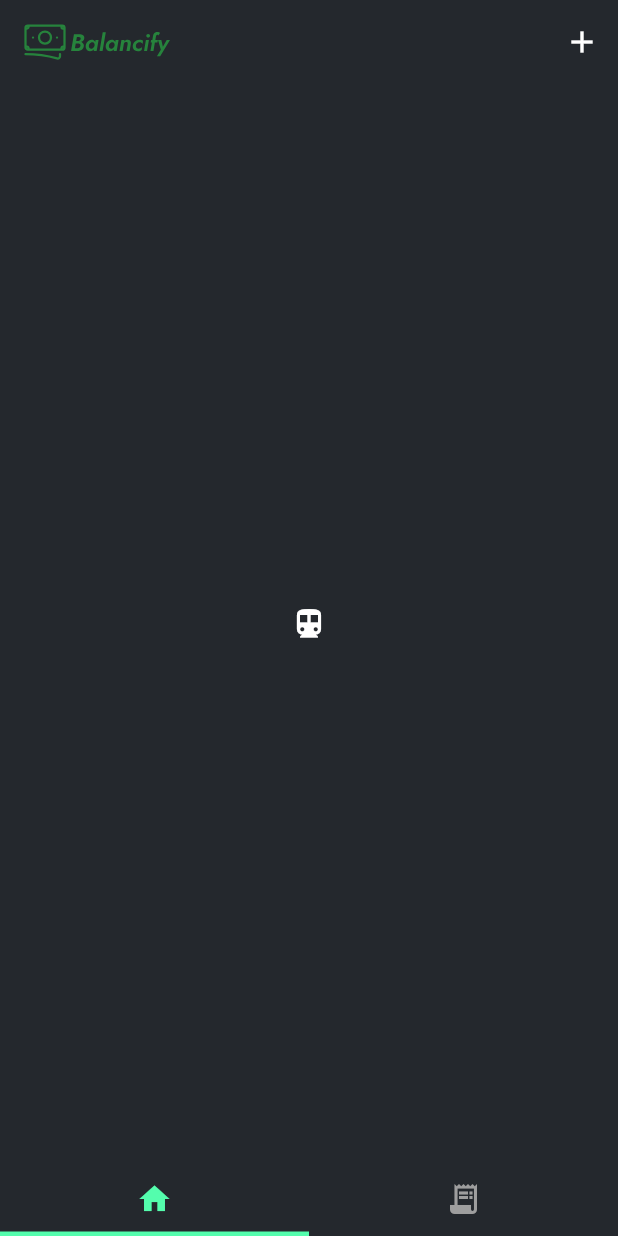
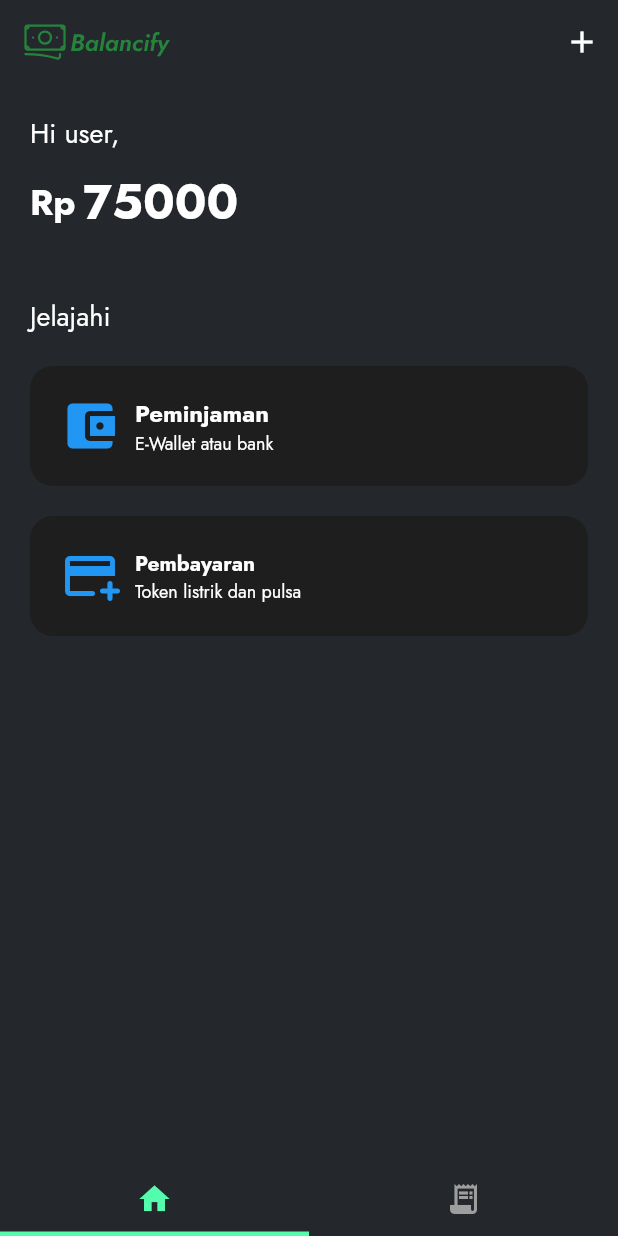
Before and after one commit to Marvvllo/balancify, a Flutter app: the screen it shows after launch, on a phone screen of 412 x 824 dp. Run offline on Flutter 3.47's test engine with Material 2 defaults, Android fonts, the phone set to English and light mode, and no system bars; our stand-ins replace flutter_svg, shared_preferences.

Commit message:
Working V1

```diff
--- /dev/null
+++ b/lib/category_icon.dart
@@ -0,0 +1,42 @@
+// ignore_for_file: prefer_const_constructors
+
+import 'package:flutter/material.dart';
+
+class CategoryIcon extends StatelessWidget {
+  const CategoryIcon({super.key, required this.category});
+  final String category;
+
+  @override
+  Widget build(BuildContext context) {
+    IconData categoryIcon = Icons.fastfood;
+    Color? iconColor;
+    switch (category) {
+      case "Food":
+        categoryIcon = Icons.fastfood;
+        iconColor = Colors.green[400];
+        break;
+      case "Travel":
+        categoryIcon = Icons.flight;
+        iconColor = Colors.orange[400];
+        break;
+      case "Shopping":
+        categoryIcon = Icons.shopping_bag;
+        iconColor = Colors.blue[400];
+        break;
+    }
+    return Container(
+      decoration: BoxDecoration(
+        color: iconColor?.withOpacity(0.2),
+        borderRadius: BorderRadius.all(Radius.circular(1000)),
+      ),
+      child: Padding(
+        padding: const EdgeInsets.all(8.0),
+        child: Icon(
+          categoryIcon,
+          size: 24.0,
+          color: iconColor,
+        ),
+      ),
+    );
+  }
+}
--- a/lib/main.dart
+++ b/lib/main.dart
@@ -1,6 +1,7 @@
 // ignore_for_file: prefer_const_constructors
 
 import 'package:balancify/pages/add_transaction.dart';
+import 'package:balancify/pages/home.dart';
 import 'package:flutter/material.dart';
 import 'package:flutter_svg/flutter_svg.dart';
 import 'constants/colors.dart';
@@ -100,7 +101,7 @@ class AppNavigationState extends State<AppNavigation>
       body: TabBarView(
         controller: _bottomTabController,
         children: const [
-          Icon(Icons.directions_transit),
+          HomePage(),
           TransactionsPage(),
         ],
       ),
--- /dev/null
+++ b/lib/pages/home.dart
@@ -0,0 +1,168 @@
+// ignore_for_file: prefer_const_constructors, prefer_const_literals_to_create_immutables
+
+import 'package:balancify/constants/colors.dart';
+import 'package:flutter/material.dart';
+
+class HomePage extends StatelessWidget {
+  const HomePage({super.key});
+
+  @override
+  Widget build(BuildContext context) {
+    return Padding(
+      padding: const EdgeInsets.all(20.0),
+      child: Column(
+        crossAxisAlignment: CrossAxisAlignment.start,
+        children: [
+          Text(
+            'Hi user,',
+            style: TextStyle(
+              fontSize: 18,
+              fontWeight: FontWeight.normal,
+              fontFamily: 'Jost',
+              color: Colors.white,
+            ),
+          ),
+          SizedBox(height: 10),
+          Row(
+            children: [
+              Padding(
+                padding: const EdgeInsets.only(bottom: 20),
+                child: Text(
+                  'Rp',
+                  style: TextStyle(
+                    fontSize: 24,
+                    fontWeight: FontWeight.bold,
+                    fontFamily: 'Jost',
+                    color: Colors.white,
+                  ),
+                ),
+              ),
+              SizedBox(width: 5),
+              Padding(
+                padding: const EdgeInsets.only(bottom: 20, right: 20),
+                child: Text(
+                  '75000',
+                  style: TextStyle(
+                    fontSize: 32,
+                    fontWeight: FontWeight.bold,
+                    fontFamily: 'Jost',
+                    color: Colors.white,
+                  ),
+                ),
+              ),
+            ],
+          ),
+          SizedBox(height: 20),
+          Padding(
+            padding: const EdgeInsets.only(bottom: 10),
+            child: Text(
+              'Jelajahi',
+              style: TextStyle(
+                fontSize: 18,
+                fontWeight: FontWeight.normal,
+                color: Colors.white,
+              ),
+            ),
+          ),
+          SizedBox(height: 10),
+          GestureDetector(
+            onTap: null,
+            child: Container(
+              width: double.infinity,
+              height: 80,
+              decoration: BoxDecoration(
+                borderRadius: BorderRadius.circular(15),
+                color: AppColor.darkGrey,
+                boxShadow: [],
+              ),
+              padding: EdgeInsets.all(20),
+              child: Row(
+                children: [
+                  Icon(
+                    Icons.account_balance_wallet,
+                    size: 40,
+                    color: Colors.blue,
+                  ),
+                  SizedBox(width: 10),
+                  Expanded(
+                    child: Column(
+                      crossAxisAlignment: CrossAxisAlignment.start,
+                      mainAxisAlignment: MainAxisAlignment.center,
+                      children: [
+                        Text(
+                          'Peminjaman',
+                          style: TextStyle(
+                            fontSize: 16,
+                            fontWeight: FontWeight.bold,
+                            color: Colors.white,
+                            fontFamily: 'Jost',
+                          ),
+                        ),
+                        Text(
+                          'E-Wallet atau bank',
+                          style: TextStyle(
+                            fontSize: 12,
+                            fontFamily: 'Jost',
+                            color: Colors.white,
+                          ),
+                        ),
+                      ],
+                    ),
+                  ),
+                ],
+              ),
+            ),
+          ),
+          SizedBox(height: 20),
+          GestureDetector(
+            onTap: null,
+            child: Container(
+              width: double.infinity,
+              height: 80,
+              decoration: BoxDecoration(
+                borderRadius: BorderRadius.circular(15),
+                color: AppColor.darkGrey,
+              ),
+              padding: EdgeInsets.all(20),
+              child: Row(
+                children: [
+                  Icon(
+                    Icons.add_card_rounded,
+                    size: 40,
+                    color: Colors.blue,
+                  ),
+                  SizedBox(width: 10),
+                  Expanded(
+                    child: Column(
+                      crossAxisAlignment: CrossAxisAlignment.start,
+                      mainAxisAlignment: MainAxisAlignment.center,
+                      children: [
+                        Text(
+                          'Pembayaran',
+                          style: TextStyle(
+                            fontSize: 14,
+                            fontFamily: 'Jost',
+                            color: Colors.white,
+                            fontWeight: FontWeight.bold,
+                          ),
+                        ),
+                        Text(
+                          'Token listrik dan pulsa ',
+                          style: TextStyle(
+                            fontSize: 12,
+                            fontFamily: 'Jost',
+                            color: Colors.white,
+                          ),
+                        ),
+                      ],
+                    ),
+                  ),
+                ],
+              ),
+            ),
+          ),
+        ],
+      ),
+    );
+  }
+}
--- a/lib/pages/transaction_detail.dart
+++ b/lib/pages/transaction_detail.dart
@@ -1,5 +1,6 @@
 // ignore_for_file: prefer_const_constructors
 
+import 'package:balancify/category_icon.dart';
 import 'package:balancify/transaction.dart';
 import 'package:flutter/material.dart';
 import 'package:balancify/constants/colors.dart';
@@ -35,6 +36,7 @@ class TransactionDetailPage extends StatelessWidget {
           Text(transaction.desc),
           Text(transaction.date),
           Text(transaction.category),
+          CategoryIcon(category: transaction.category),
           Text(transaction.amount),
         ],
       ),
--- a/lib/pages/transactions.dart
+++ b/lib/pages/transactions.dart
@@ -8,6 +8,8 @@ import 'package:balancify/pages/transaction_detail.dart';
 import 'package:balancify/transaction.dart';
 import 'package:flutter/material.dart';
 import 'package:shared_preferences/shared_preferences.dart';
+
+import '../category_icon.dart';
 
 class TransactionsPage extends StatefulWidget {
   const TransactionsPage({
@@ -206,7 +208,8 @@ class _TransactionsPageState extends State<TransactionsPage> {
                         context,
                         MaterialPageRoute(
                           builder: (context) => TransactionDetailPage(
-                              transaction: transactions[index]),
+                            transaction: transactions[index],
+                          ),
                         ));
                   },
                   child: Padding(
@@ -266,41 +269,3 @@ class _TransactionsPageState extends State<TransactionsPage> {
     );
   }
 }
-
-class CategoryIcon extends StatelessWidget {
-  const CategoryIcon({super.key, required this.category});
-  final String category;
-
-  @override
-  Widget build(BuildContext context) {
-    IconData categoryIcon = Icons.fastfood;
-    Color? iconColor;
-    switch (category) {
-      case "Food":
-        categoryIcon = Icons.fastfood;
-        iconColor = Colors.green[400];
-        break;
-      case "Travel":
-        categoryIcon = Icons.flight;
-        iconColor = Colors.orange[400];
-        break;
-      case "Shopping":
-        categoryIcon = Icons.shopping_bag;
-        iconColor = Colors.blue[400];
-        break;
-    }
-    return Container(
-        decoration: BoxDecoration(
-          color: iconColor?.withOpacity(0.2),
-          borderRadius: BorderRadius.all(Radius.circular(1000)),
-        ),
-        child: Padding(
-          padding: const EdgeInsets.all(8.0),
-          child: Icon(
-            categoryIcon,
-            size: 24.0,
-            color: iconColor,
-          ),
-        ));
-  }
-}
```
